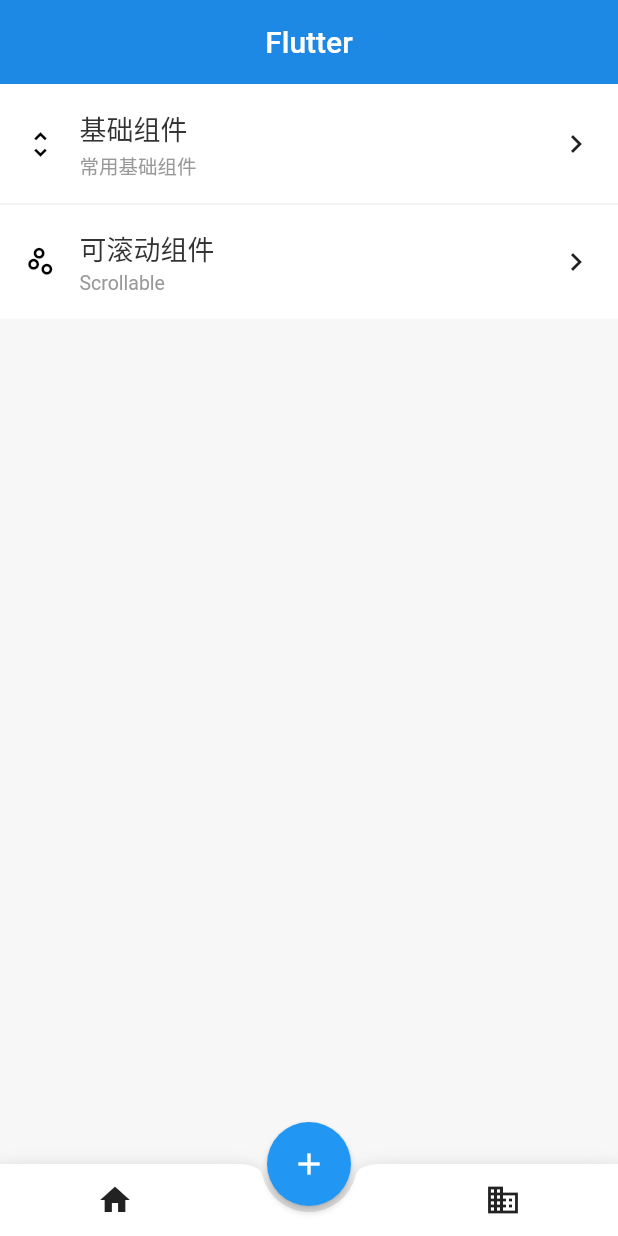
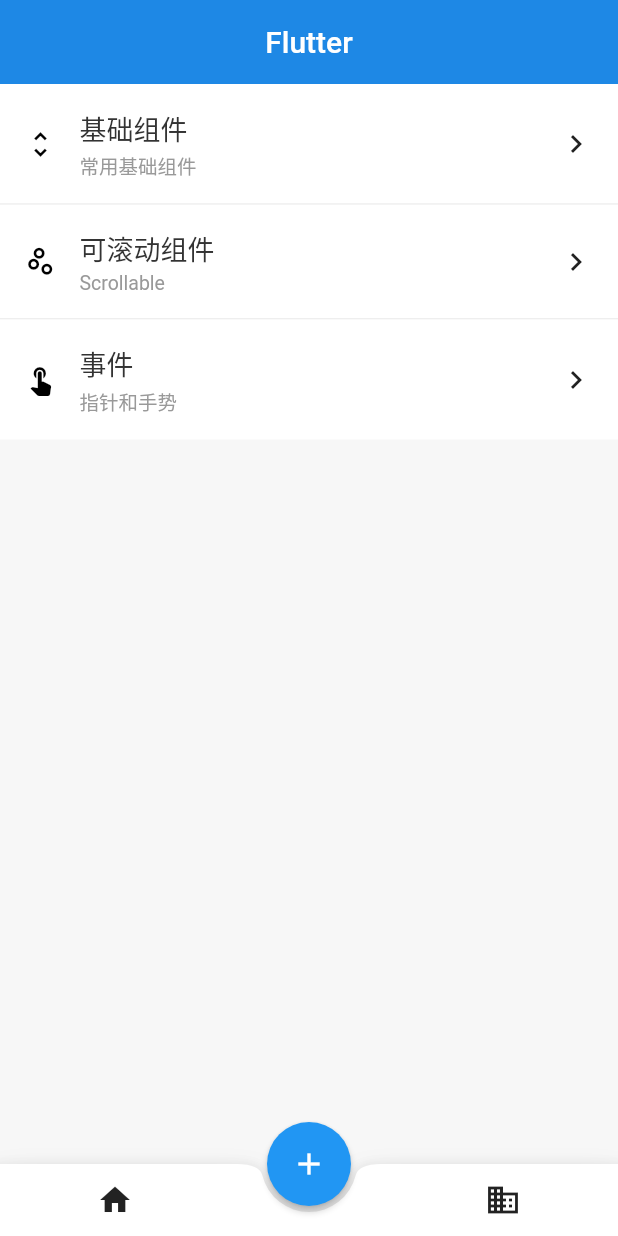
Before and after one commit to MaLuns/flutter_study, a Flutter app: the screen it shows after launch, on a phone screen of 412 x 824 dp. Run offline on Flutter 3.47's test engine with Material 2 defaults, Android fonts, the phone set to English and light mode, and no system bars; our stand-ins replace toast.

Commit message:
upd: update

```diff
--- a/lib/components/basice_app_layout.dart
+++ b/lib/components/basice_app_layout.dart
@@ -6,7 +6,7 @@ class BasiceAppLayout extends StatelessWidget {
   final double pt;
   final double pl;
   final double pr;
-  final double bt;
+  final double pb;
 
   BasiceAppLayout({
     @required this.body,
@@ -14,7 +14,7 @@ class BasiceAppLayout extends StatelessWidget {
     this.pt = 0.0,
     this.pl = 16.0,
     this.pr = 16.0,
-    this.bt = 16.0,
+    this.pb = 16.0,
   });
 
   @override
@@ -25,7 +25,7 @@ class BasiceAppLayout extends StatelessWidget {
         centerTitle: true,
       ),
       body: Container(
-        padding: EdgeInsets.fromLTRB(pl, pt, pr, bt),
+        padding: EdgeInsets.fromLTRB(pl, pt, pr, pb),
         child: body,
       ),
     );
--- a/lib/main.dart
+++ b/lib/main.dart
@@ -9,6 +9,7 @@ import 'package:flutter/material.dart';
 import 'package:flutter_study/components/list_title.dart';
 import 'package:flutter_study/models/list_model.dart';
 import 'package:flutter_study/views/basic_widgets/basic_widgets_demo.dart';
+import 'package:flutter_study/views/pointer_event/pointer_event_demo.dart';
 import 'package:flutter_study/views/scroll_widgets/scroll_demo.dart';
 
 void main() => runApp(MyApp());
@@ -77,6 +78,12 @@ final List<ListModel> listModel = [
     icon: Icons.scatter_plot_outlined,
     route: ScrollDemo(),
   ),
+  ListModel(
+    title: '事件',
+    subtitle: '指针和手势',
+    icon: Icons.touch_app,
+    route: PointerEventDemo(),
+  ),
 ];
 
 class WidgetStudy extends StatelessWidget {
```
Also changed, not shown: lib/views/pointer_event/pointer_event_demo.dart (added, +40 -0 lines).
